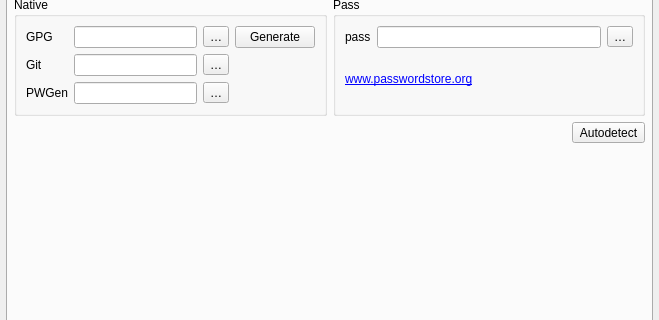
Before: the Qt Designer form src/configdialog.ui in IJHack/QtPass, drawn with Qt 5; both pictures show x 0 to 659 and y 87 to 407 of the 659 by 728 pixel window.
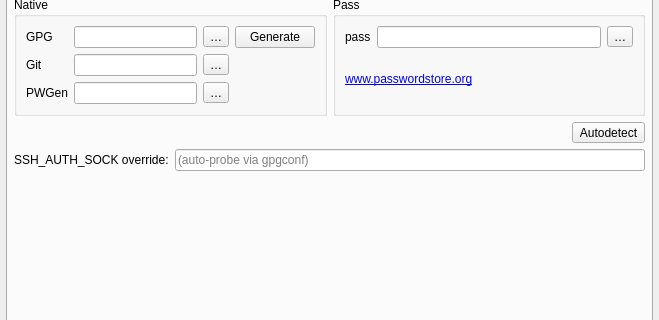
After: the same form once the commit is applied. The open tabs and pages were chosen to show the change. Icons and pictures are not drawn.

Commit message: feat: auto-probe + override for SSH_AUTH_SOCK (closes #543) (#1438)

Diff of the .ui file:
```diff
--- a/src/configdialog.ui
+++ b/src/configdialog.ui
@@ -880,6 +880,27 @@
          </item>
         </layout>
        </item>
+       <item>
+        <layout class="QHBoxLayout" name="horizontalLayout_sshAuthSock">
+         <item>
+          <widget class="QLabel" name="labelSshAuthSock">
+           <property name="text">
+            <string>SSH_AUTH_SOCK override:</string>
+           </property>
+           <property name="toolTip">
+            <string>Optional path to override SSH_AUTH_SOCK. Leave empty to auto-probe via gpgconf (issue #543).</string>
+           </property>
+          </widget>
+         </item>
+         <item>
+          <widget class="QLineEdit" name="sshAuthSockOverride">
+           <property name="placeholderText">
+            <string>(auto-probe via gpgconf)</string>
+           </property>
+          </widget>
+         </item>
+        </layout>
+       </item>
        <item>
         <spacer name="verticalSpacer">
          <property name="orientation">
```
The commit also changes 73 other files.
